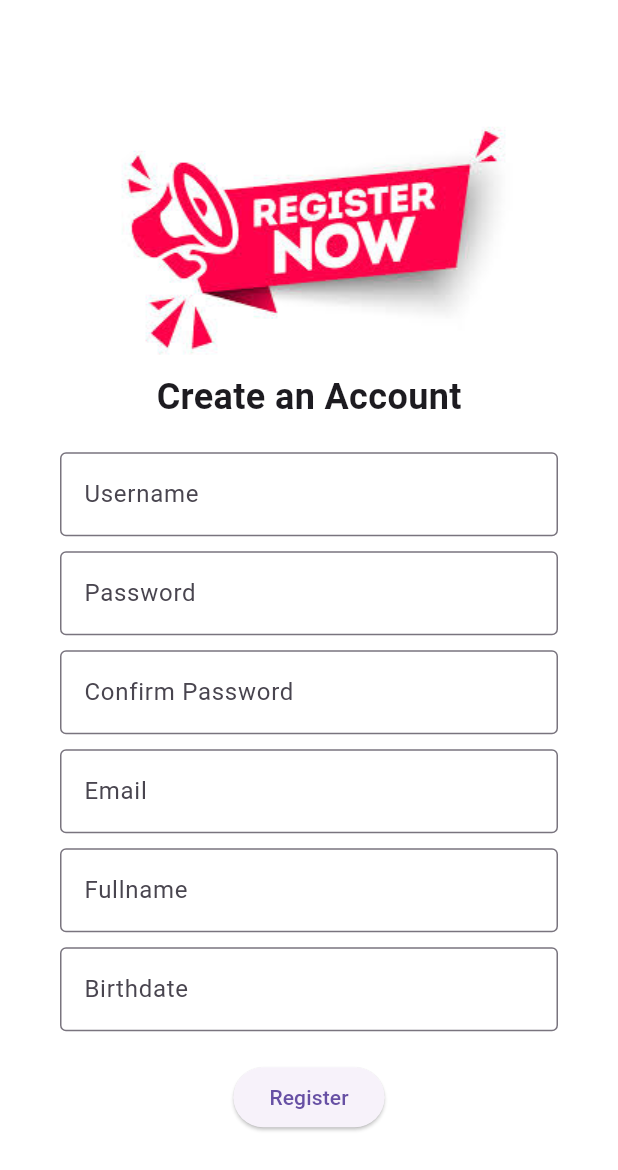
After one commit to juntyms/tourismapp, a Flutter app: the RegistrationPage screen opened directly, on a phone screen of 412 x 824 dp. The commit adds this screen. Shown: the top 1170 px of the screen. Run offline on Flutter 3.47's test engine with Material 3 defaults, Android fonts, the phone set to English and light mode, and no system bars; our stand-ins replace table_calendar.

Commit message:
add registration page

```diff
--- /dev/null
+++ b/lib/registration_page.dart
@@ -0,0 +1,93 @@
+import 'package:flutter/material.dart';
+
+class RegistrationPage extends StatefulWidget {
+  const RegistrationPage({super.key});
+
+  @override
+  State<RegistrationPage> createState() => _RegistrationPageState();
+}
+
+class _RegistrationPageState extends State<RegistrationPage> {
+  TextEditingController _uname = TextEditingController();
+  TextEditingController _pass = TextEditingController();
+  TextEditingController _cpass = TextEditingController();
+  TextEditingController _email = TextEditingController();
+  TextEditingController _fullname = TextEditingController();
+  TextEditingController _birthdate = TextEditingController();
+  @override
+  Widget build(BuildContext context) {
+    return Scaffold(
+      body: Container(
+        color: Colors.white,
+        padding: EdgeInsets.all(40.0),
+        child: Column(
+          mainAxisAlignment: MainAxisAlignment.center,
+          children: [
+            Image(image: AssetImage('images/register.jpg')),
+            Text(
+              'Create an Account',
+              style: TextStyle(fontSize: 24, fontWeight: FontWeight.bold),
+            ),
+            SizedBox(height: 20),
+            TextFormField(
+              controller: _uname,
+              decoration: InputDecoration(
+                labelText: 'Username',
+                border: OutlineInputBorder(),
+              ),
+            ),
+            SizedBox(height: 10),
+            TextFormField(
+              controller: _pass,
+              obscureText: true,
+              decoration: InputDecoration(
+                labelText: 'Password',
+                border: OutlineInputBorder(),
+              ),
+            ),
+            SizedBox(height: 10),
+            TextFormField(
+              controller: _cpass,
+              obscureText: true,
+              decoration: InputDecoration(
+                labelText: 'Confirm Password',
+                border: OutlineInputBorder(),
+              ),
+            ),
+            SizedBox(height: 10),
+            TextFormField(
+              controller: _email,
+              decoration: InputDecoration(
+                labelText: 'Email',
+                border: OutlineInputBorder(),
+              ),
+            ),
+            SizedBox(height: 10),
+            TextFormField(
+              controller: _fullname,
+              decoration: InputDecoration(
+                labelText: 'Fullname',
+                border: OutlineInputBorder(),
+              ),
+            ),
+            SizedBox(height: 10),
+            TextFormField(
+              controller: _birthdate,
+              decoration: InputDecoration(
+                labelText: 'Birthdate',
+                border: OutlineInputBorder(),
+              ),
+            ),
+            SizedBox(height: 20),
+            ElevatedButton(
+              onPressed: () {
+                // Handle registration logic here
+              },
+              child: Text('Register'),
+            ),
+          ],
+        ),
+      ),
+    );
+  }
+}
```
Also changed, not shown: lib/login_page.dart (added, +15 -0 lines), lib/main.dart (+104 -0 lines), images/profile.png (added), images/register.jpg (added), 4 other files.
